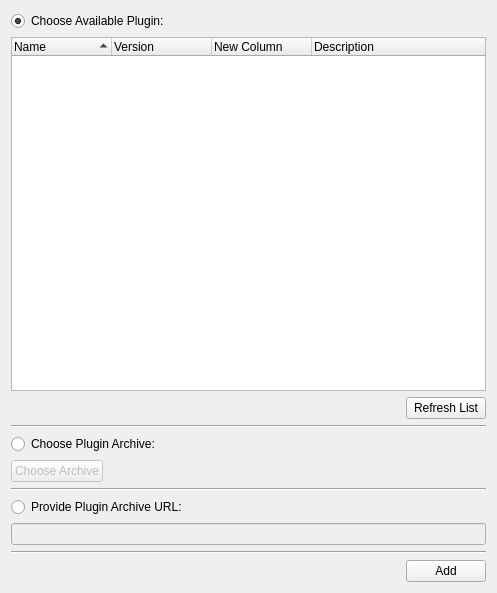
Above: meg_runtime/ui/addpluginpanel.ui from ibedard16/Runtime before the change. Below: the same form after it.
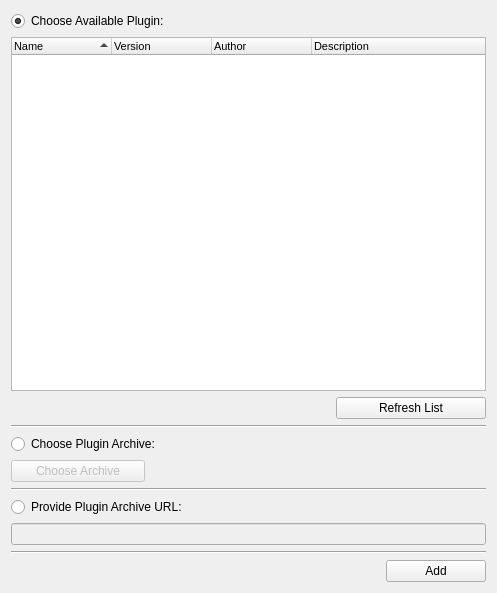
That is the form after the change.

Patch:
```diff
--- a/meg_runtime/ui/addpluginpanel.ui
+++ b/meg_runtime/ui/addpluginpanel.ui
@@ -32,6 +32,17 @@
      <property name="enabled">
       <bool>true</bool>
      </property>
+     <property name="font">
+      <font>
+       <pointsize>8</pointsize>
+      </font>
+     </property>
+     <property name="alternatingRowColors">
+      <bool>true</bool>
+     </property>
+     <property name="uniformRowHeights">
+      <bool>true</bool>
+     </property>
      <property name="itemsExpandable">
       <bool>false</bool>
      </property>
@@ -50,7 +61,7 @@
      </column>
      <column>
       <property name="text">
-       <string>New Column</string>
+       <string>Author</string>
       </property>
      </column>
      <column>
@@ -96,6 +107,18 @@
       </item>
       <item>
        <widget class="QPushButton" name="refreshAvailableButton">
+        <property name="sizePolicy">
+         <sizepolicy hsizetype="MinimumExpanding" vsizetype="Fixed">
+          <horstretch>0</horstretch>
+          <verstretch>0</verstretch>
+         </sizepolicy>
+        </property>
+        <property name="maximumSize">
+         <size>
+          <width>150</width>
+          <height>16777215</height>
+         </size>
+        </property>
         <property name="text">
          <string>Refresh List</string>
         </property>
@@ -144,8 +167,17 @@
         <property name="enabled">
          <bool>false</bool>
         </property>
-        <property name="whatsThis">
-         <string/>
+        <property name="sizePolicy">
+         <sizepolicy hsizetype="MinimumExpanding" vsizetype="Fixed">
+          <horstretch>20</horstretch>
+          <verstretch>0</verstretch>
+         </sizepolicy>
+        </property>
+        <property name="maximumSize">
+         <size>
+          <width>150</width>
+          <height>16777215</height>
+         </size>
         </property>
         <property name="text">
          <string>Choose Archive</string>
@@ -157,24 +189,17 @@
         <property name="enabled">
          <bool>false</bool>
         </property>
+        <property name="sizePolicy">
+         <sizepolicy hsizetype="Expanding" vsizetype="Preferred">
+          <horstretch>50</horstretch>
+          <verstretch>0</verstretch>
+         </sizepolicy>
+        </property>
         <property name="text">
          <string/>
         </property>
        </widget>
       </item>
-      <item>
-       <spacer name="horizontalSpacer_2">
-        <property name="orientation">
-         <enum>Qt::Horizontal</enum>
-        </property>
-        <property name="sizeHint" stdset="0">
-         <size>
-          <width>40</width>
-          <height>20</height>
-         </size>
-        </property>
-       </spacer>
-      </item>
      </layout>
     </widget>
    </item>
@@ -242,6 +267,18 @@
       </item>
       <item>
        <widget class="QPushButton" name="addButton">
+        <property name="sizePolicy">
+         <sizepolicy hsizetype="MinimumExpanding" vsizetype="Fixed">
+          <horstretch>0</horstretch>
+          <verstretch>0</verstretch>
+         </sizepolicy>
+        </property>
+        <property name="maximumSize">
+         <size>
+          <width>100</width>
+          <height>16777215</height>
+         </size>
+        </property>
         <property name="text">
          <string>Add</string>
         </property>
```
Left out of the diff: 3 changed lines with no effect on the pictures.
